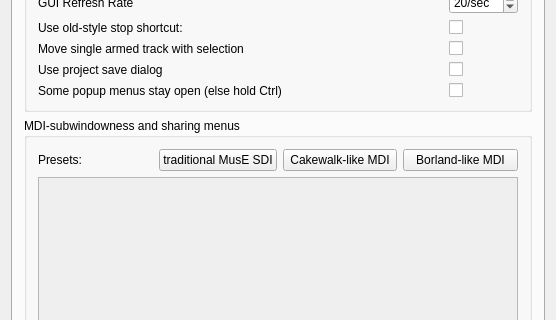
Old version of the form muse2/muse/widgets/gensetbase.ui in the repository emrum/muse; both pictures show x 0 to 556 and y 88 to 408 of the 556 by 506 pixel window.
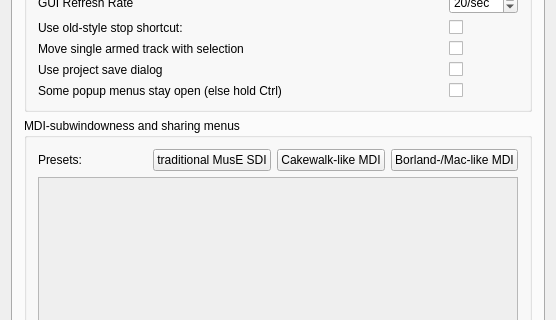
New version of the form.

Commit message: deal: "Borland-style" is now called "Borland-/Mac-style"

```diff
--- a/muse2/muse/widgets/gensetbase.ui
+++ b/muse2/muse/widgets/gensetbase.ui
@@ -1392,7 +1392,7 @@
             <item>
              <widget class="QPushButton" name="buttonBorlandPreset">
               <property name="text">
-               <string>Borland-like MDI</string>
+               <string>Borland-/Mac-like MDI</string>
               </property>
              </widget>
             </item>
```
The commit also changes 1 other file.
